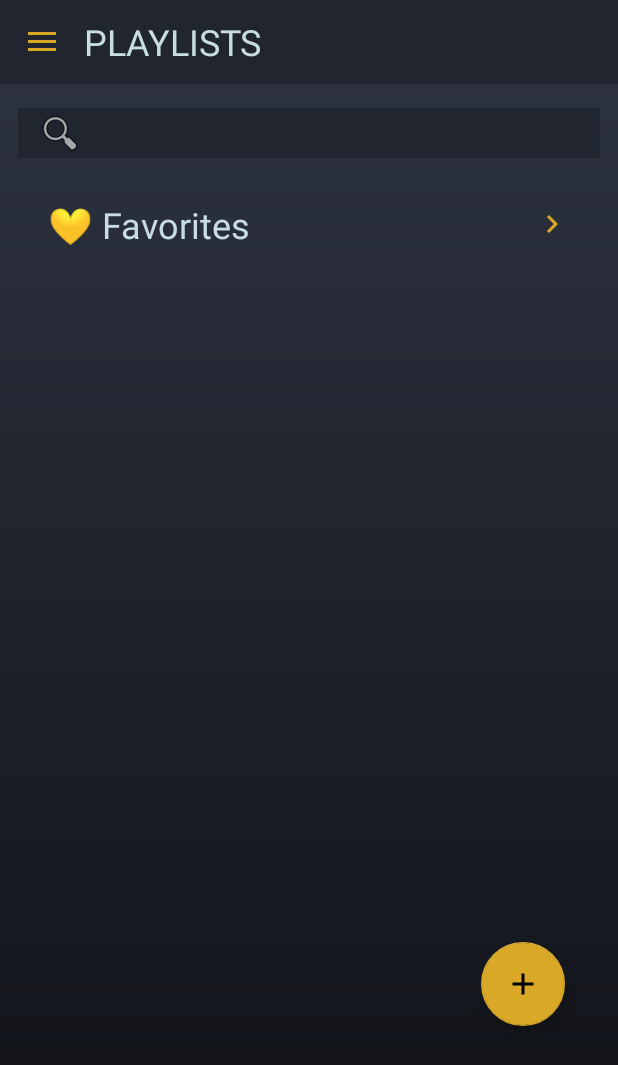
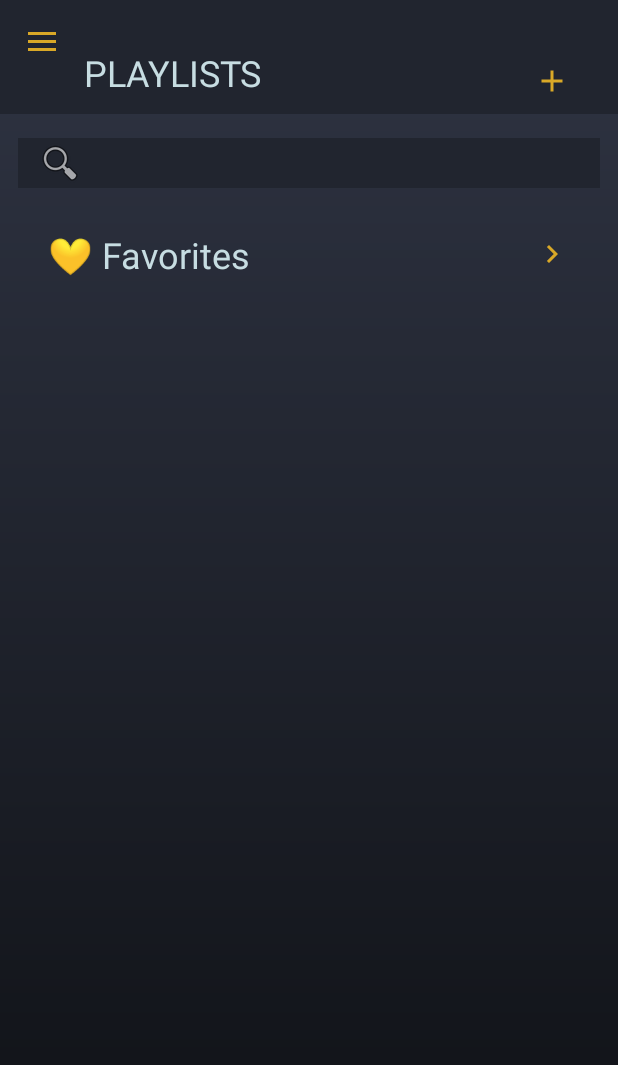
Before and after one commit to seniorprojectgroup5/Android-App-Portion, an Android app: the screen it shows after launch (MainActivity), in the side drawer, after a tap on "Playlists", on a phone screen of 412 x 824 dp. Shown: the top 1065 px of the screen. Run offline under Robolectric (Android 15) with nearby library versions, the light colour scheme and no system bars.

Commit message:
Playlist logic done + extra things
playlists fully integrated
quick music queue nav implemented
other visual fixes

```diff
--- a/app/src/main/java/com/example/buzzinbees/HomeFragment.java
+++ b/app/src/main/java/com/example/buzzinbees/HomeFragment.java
@@ -36,12 +36,37 @@ public class HomeFragment extends Fragment {
 
         int val = main.playingQ.getID();
 
+
         if ((val == Constant.PLAYLIST_ALLSONGS_ID)||(val >= Constant.PLAYLIST_FAVOURITES_ID)){
             btnToQueue.setText(main.playingQ.getName());
         }else{
             btnToQueue.setText(getString(R.string.var_RecentPlayedQueue));
         }
 
+        btnToQueue.setOnClickListener(new View.OnClickListener() {
+            @Override
+            public void onClick(View v) {
+                switch(main.playingQ.getID()){
+                    case Constant.PLAYLIST_ALLSONGS_ID:{
+                        main.currentFragment = Constant.FRAGVAL_SONGS;
+                        main.onNavigationItemSelected(main.navigationView.getMenu().findItem(R.id.navigation_songs));
+                        main.getSupportFragmentManager().beginTransaction().replace(R.id.fragmentContainer_main,
+                                new ML_List_SongsFragment()).commit();
+                        break;
+                    }
+                    default:{
+
+                        main.currentFragment = Constant.FRAGVAL_PLAYLISTPAGE;
+                        main.onNavigationItemSelected(main.navigationView.getMenu().findItem(R.id.navigation_playlists));
+                        main.getSupportFragmentManager().beginTransaction().replace(R.id.fragmentContainer_main,
+                                new ML_Page_PlaylistFragment(main.playingQ)).commit();
+
+                        break;
+                    }
+                }
+            }
+        });
+
         return view;
     }
 
--- a/app/src/main/java/com/example/buzzinbees/ML_List_PlaylistsFragment.java
+++ b/app/src/main/java/com/example/buzzinbees/ML_List_PlaylistsFragment.java
@@ -11,6 +11,7 @@ import android.view.LayoutInflater;
 import android.view.View;
 import android.view.ViewGroup;
 import android.widget.AdapterView;
+import android.widget.ImageButton;
 import android.widget.ListView;
 
 import com.google.android.material.floatingactionbutton.FloatingActionButton;
@@ -32,7 +33,7 @@ public class ML_List_PlaylistsFragment extends Fragment {
 
     MainActivity main;
 
-    FloatingActionButton addPlaylist;
+    ImageButton addPlaylist;
 
     public ML_List_PlaylistsFragment() {
         // Required empty public constructor
--- a/app/src/main/java/com/example/buzzinbees/ML_Page_PlaylistFragment.java
+++ b/app/src/main/java/com/example/buzzinbees/ML_Page_PlaylistFragment.java
@@ -72,6 +72,7 @@ public class ML_Page_PlaylistFragment extends Fragment {
             public void onClick(View v) {
                 Log.d("PLAYLIST","Edit Playlist click registered");
                 main.currentFragment = Constant.FRAGVAL_NEWPLAYLIST;
+
                 main.getSupportFragmentManager().beginTransaction().replace(R.id.fragmentContainer_main,
                         new ML_Add_NewPlaylistFragment(true,list)).commit();
             }
--- a/app/src/main/java/com/example/buzzinbees/Playlist.java
+++ b/app/src/main/java/com/example/buzzinbees/Playlist.java
@@ -76,6 +76,7 @@ public class Playlist {
         //add individual song to the song array
         try {
             this.songsArray.addAll(s);
+            this.updateSize();
         }
         catch (ConcurrentModificationException e){
             return false; // if error occurs return false
@@ -89,6 +90,7 @@ public class Playlist {
             if(this.songsArray.contains(s)){
                 //ensure array contains song item
                 this.songsArray.remove(s);
+                this.updateSize();
             }
             else {
                 return false;
@@ -97,7 +99,7 @@ public class Playlist {
         catch (ConcurrentModificationException e){
             return false; // if error occurs return false
         }
-        this.updateSize();
+
         return true;//else will return true
     }
 
--- a/app/src/main/res/layout/fragment_audiomanager.xml
+++ b/app/src/main/res/layout/fragment_audiomanager.xml
@@ -179,13 +179,14 @@
                 android:id="@+id/btn_Loop"
                 android:layout_width="wrap_content"
                 android:layout_height="wrap_content"
+                android:layout_marginStart="32dp"
                 android:layout_marginTop="16dp"
                 android:layout_marginBottom="24dp"
                 android:background="@android:color/transparent"
                 android:src="@drawable/ic_repeat_black_24dp"
                 android:tint="@color/VisDark"
                 app:layout_constraintBottom_toBottomOf="@+id/playerControlsContainer"
-                app:layout_constraintStart_toEndOf="@+id/btn_Prev"
+                app:layout_constraintStart_toStartOf="@+id/btn_Prev"
                 app:layout_constraintTop_toBottomOf="@+id/btn_Prev" />
 
             <ImageButton
@@ -193,12 +194,13 @@
                 android:layout_width="wrap_content"
                 android:layout_height="wrap_content"
                 android:layout_marginTop="16dp"
+                android:layout_marginEnd="32dp"
                 android:layout_marginBottom="24dp"
                 android:background="@android:color/transparent"
                 android:src="@drawable/ic_shuffle_black_24dp"
                 android:tint="@color/VisDark"
                 app:layout_constraintBottom_toBottomOf="@+id/playerControlsContainer"
-                app:layout_constraintEnd_toStartOf="@+id/btn_Next"
+                app:layout_constraintEnd_toEndOf="@+id/btn_Next"
                 app:layout_constraintHorizontal_bias="1.0"
                 app:layout_constraintStart_toEndOf="@+id/btn_Loop"
                 app:layout_constraintTop_toBottomOf="@+id/btn_Next" />
--- a/app/src/main/res/layout/fragment_list_playlists.xml
+++ b/app/src/main/res/layout/fragment_list_playlists.xml
@@ -32,7 +32,22 @@
                 <androidx.constraintlayout.widget.ConstraintLayout
                     android:layout_width="match_parent"
                     android:layout_height="match_parent"
-                    android:paddingStart="40dp">
+                    android:paddingStart="40dp"
+                    android:paddingTop="32dp">
+
+                    <ImageButton
+                        android:id="@+id/btn_addPlaylist"
+                        android:layout_width="wrap_content"
+                        android:layout_height="wrap_content"
+                        android:backgroundTint="@android:color/transparent"
+                        android:src="@drawable/ic_add_black_24dp"
+                        android:tint="@color/HoneyGold"
+                        android:paddingEnd="32dp"
+                        app:layout_constraintBottom_toBottomOf="parent"
+                        app:layout_constraintEnd_toEndOf="parent"
+                        app:layout_constraintHorizontal_bias="1.0"
+                        app:layout_constraintStart_toEndOf="@+id/txt_PageTitle"
+                        app:layout_constraintTop_toTopOf="parent" />
 
                     <TextView
                         android:id="@+id/txt_PageTitle"
@@ -80,21 +95,6 @@
 
         </ListView>
 
-        <com.google.android.material.floatingactionbutton.FloatingActionButton
-            android:id="@+id/btn_addPlaylist"
-            android:layout_width="wrap_content"
-            android:layout_height="wrap_content"
-            android:layout_marginTop="450dp"
-            android:layout_marginBottom="32dp"
-            android:clickable="true"
-            android:src="@drawable/ic_add_black_24dp"
-            app:backgroundTint="@color/YellowGold"
-            app:layout_constraintBottom_toBottomOf="parent"
-            app:layout_constraintEnd_toEndOf="parent"
-            app:layout_constraintHorizontal_bias="0.90"
-            app:layout_constraintStart_toStartOf="parent"
-            app:layout_constraintTop_toBottomOf="@+id/listPlaylists_container" />
-
     </androidx.constraintlayout.widget.ConstraintLayout>
 
 </FrameLayout>
```
Also changed, not shown: app/src/main/java/com/example/buzzinbees/AudioManagerFragment.java (+62 -31 lines), app/src/main/java/com/example/buzzinbees/ML_Add_NewPlaylistFragment.java (+29 -1 lines).
